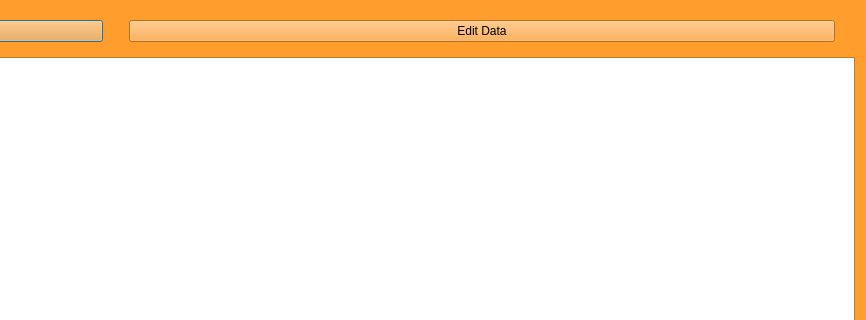
Qt form src/tableUI.ui (CaitlinBarron/baja_database) before a commit; both pictures show x 634 to 1500 and y 0 to 320 of the 1500 by 700 pixel window.
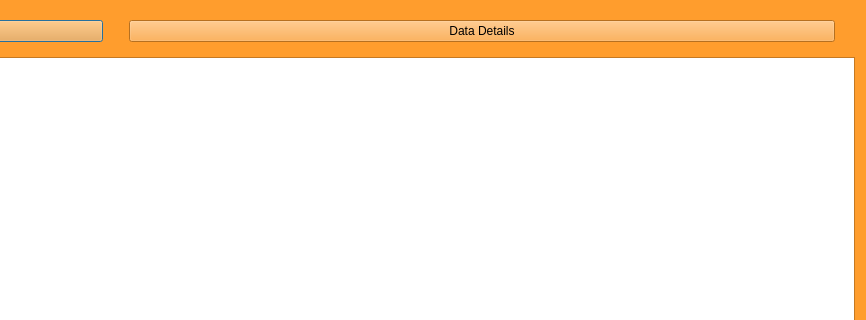
The same form after that commit. Icons and pictures are not drawn.

What changed in the file:
```diff
--- a/src/tableUI.ui
+++ b/src/tableUI.ui
@@ -486,7 +486,7 @@
         </sizepolicy>
        </property>
        <property name="text">
-        <string>Edit Data</string>
+        <string>Data Details</string>
        </property>
       </widget>
      </item>
```
Left out of the diff: 2 changed lines with no effect on the pictures.
